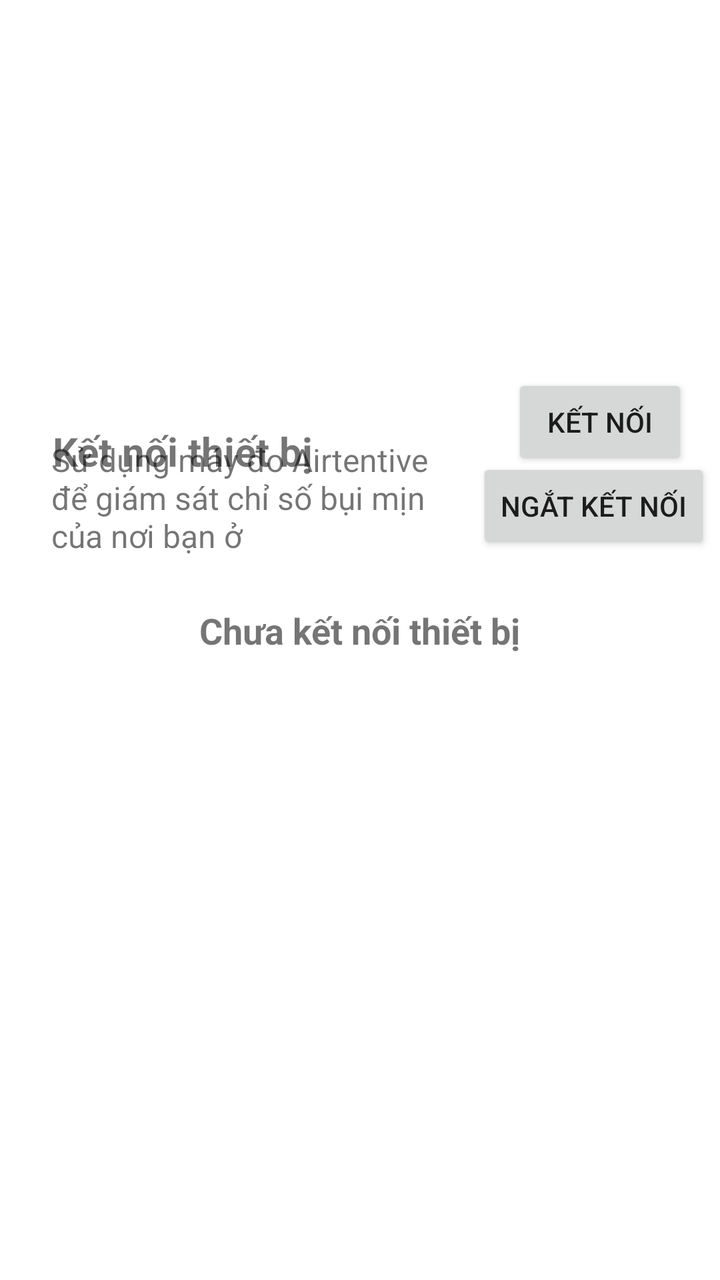
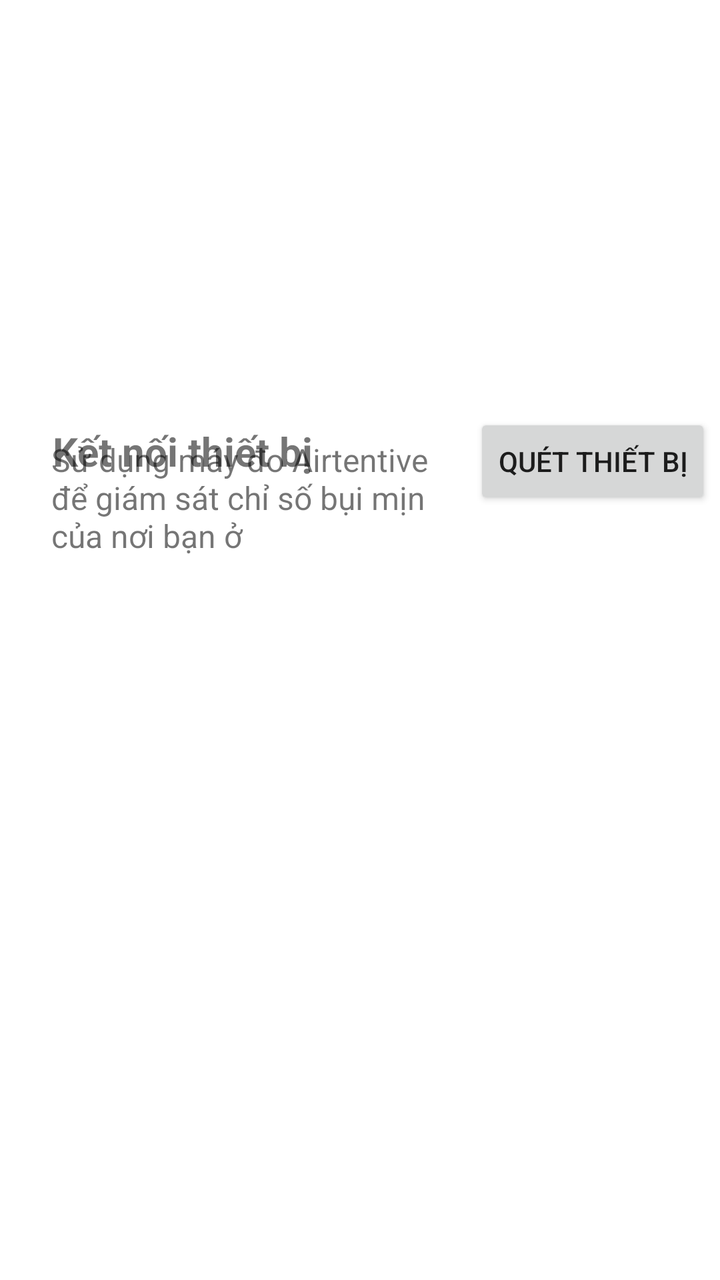

An Android layout rendered at two revisions. The XML below is the earlier revision; the diff shows what the commit changed to produce the second picture.
<!-- AndroidManifest.xml: application theme Theme.AirtentiveApp -->
<!-- res/layout/fragment_bluetooth.xml -->
<?xml version="1.0" encoding="utf-8"?>
<androidx.constraintlayout.widget.ConstraintLayout xmlns:android="http://schemas.android.com/apk/res/android"
    xmlns:app="http://schemas.android.com/apk/res-auto"
    xmlns:tools="http://schemas.android.com/tools"
    android:layout_width="match_parent"
    android:layout_height="match_parent"
    tools:context=".bluetooth.BluetoothActivity">

    

    <TextView
        android:id="@+id/connect_device_text"
        android:layout_width="wrap_content"
        android:layout_height="wrap_content"
        android:layout_marginTop="212dp"
        android:text="Kết nối thiết bị"
        android:textSize="20sp"
        android:textStyle="bold"
        app:layout_constraintBottom_toTopOf="@+id/connect_device_info_text"
        app:layout_constraintEnd_toEndOf="parent"
        app:layout_constraintHorizontal_bias="0.114"
        app:layout_constraintStart_toStartOf="parent"
        app:layout_constraintTop_toTopOf="parent"
        app:layout_constraintVertical_bias="0.0" />

    <TextView
        android:id="@+id/connect_device_info_text"
        android:layout_width="208dp"
        android:layout_height="60dp"
        android:layout_marginStart="8dp"
        android:layout_marginTop="8dp"
        android:text="Sử dụng máy đo Airtentive để giám sát chỉ số bụi mịn của nơi bạn ở"
        android:textAlignment="textStart"
        android:textSize="16sp"
        app:layout_constraintBottom_toBottomOf="parent"
        app:layout_constraintEnd_toEndOf="parent"
        app:layout_constraintHorizontal_bias="0.123"
        app:layout_constraintStart_toStartOf="parent"
        app:layout_constraintTop_toTopOf="parent"
        app:layout_constraintVertical_bias="0.369" />

    <Button
        android:id="@+id/button_scan"
        android:layout_width="wrap_content"
        android:layout_height="wrap_content"
        android:text="Kết nối"
        app:layout_constraintBottom_toBottomOf="parent"
        app:layout_constraintEnd_toEndOf="parent"
        app:layout_constraintHorizontal_bias="0.582"
        app:layout_constraintStart_toEndOf="@+id/connect_device_info_text"
        app:layout_constraintTop_toTopOf="parent"
        app:layout_constraintVertical_bias="0.316" />

    <Button
        android:id="@+id/button_disconnect"
        android:layout_width="wrap_content"
        android:layout_height="wrap_content"
        android:text="Ngắt Kết Nối"
        app:layout_constraintBottom_toBottomOf="parent"
        app:layout_constraintEnd_toEndOf="parent"
        app:layout_constraintHorizontal_bias="0.483"
        app:layout_constraintStart_toEndOf="@+id/connect_device_info_text"
        app:layout_constraintTop_toTopOf="parent"
        app:layout_constraintVertical_bias="0.387" />

    <TextView
        android:id="@+id/text_view_status"
        android:layout_width="wrap_content"
        android:layout_height="wrap_content"
        android:layout_marginTop="24dp"
        android:text="Chưa kết nối thiết bị"
        android:textSize="18sp"
        android:textStyle="bold"
        app:layout_constraintEnd_toEndOf="parent"
        app:layout_constraintStart_toStartOf="parent"
        app:layout_constraintTop_toBottomOf="@+id/connect_device_info_text" />

    
    <TextView
        android:id="@+id/text_view_received_data"
        android:layout_width="match_parent"
        android:layout_height="wrap_content"
        android:textSize="18sp"
        android:scrollbars="vertical"
        app:layout_constraintTop_toBottomOf="@+id/text_view_status"
        app:layout_constraintStart_toStartOf="parent"
        app:layout_constraintEnd_toEndOf="parent"
        android:layout_marginTop="16dp"
        android:layout_marginHorizontal="16dp" />

    
    <androidx.recyclerview.widget.RecyclerView
        android:id="@+id/recyclerViewDevices"
        android:layout_width="match_parent"
        android:layout_height="0dp"
        android:layout_marginTop="16dp"
        android:layout_marginHorizontal="16dp"
        app:layout_constraintTop_toBottomOf="@+id/text_view_received_data"
        app:layout_constraintBottom_toBottomOf="parent"
        app:layout_constraintStart_toStartOf="parent"
        app:layout_constraintEnd_toEndOf="parent" />
</androidx.constraintlayout.widget.ConstraintLayout>
<!-- resources referenced by this layout -->
<resources>
  <style name="Theme.AirtentiveApp" parent="Theme.MaterialComponents.DayNight">
          
          <item name="colorPrimary">@color/purple_500</item>
          <item name="colorPrimaryVariant">@color/purple_700</item>
          <item name="colorOnPrimary">@color/white</item>
          
          <item name="colorSecondary">@color/teal_200</item>
          <item name="colorSecondaryVariant">@color/teal_700</item>
          <item name="colorOnSecondary">@color/black</item>
          
          <item name="android:statusBarColor">?attr/colorPrimaryVariant</item>
          
      </style>
  <color name="purple_500">#FF6200EE</color>
  <color name="purple_700">#FF3700B3</color>
  <color name="white">#FFFFFFFF</color>
  <color name="teal_200">#FF03DAC5</color>
  <color name="teal_700">#FF018786</color>
  <color name="black">#FF000000</color>
</resources>

<!-- the commit's change to res/layout/fragment_bluetooth.xml (unified diff, before → after) -->
@@ -43,52 +43,42 @@
         android:id="@+id/button_scan"
         android:layout_width="wrap_content"
         android:layout_height="wrap_content"
-        android:text="Kết nối"
+        android:text="Quét Thiết Bị"
         app:layout_constraintBottom_toBottomOf="parent"
         app:layout_constraintEnd_toEndOf="parent"
-        app:layout_constraintHorizontal_bias="0.582"
+        app:layout_constraintHorizontal_bias="0.448"
         app:layout_constraintStart_toEndOf="@+id/connect_device_info_text"
         app:layout_constraintTop_toTopOf="parent"
-        app:layout_constraintVertical_bias="0.316" />
+        app:layout_constraintVertical_bias="0.349" />
 
-    <Button
-        android:id="@+id/button_disconnect"
-        android:layout_width="wrap_content"
-        android:layout_height="wrap_content"
-        android:text="Ngắt Kết Nối"
-        app:layout_constraintBottom_toBottomOf="parent"
-        app:layout_constraintEnd_toEndOf="parent"
-        app:layout_constraintHorizontal_bias="0.483"
-        app:layout_constraintStart_toEndOf="@+id/connect_device_info_text"
-        app:layout_constraintTop_toTopOf="parent"
-        app:layout_constraintVertical_bias="0.387" />
+    
+
+    
 
     <TextView
         android:id="@+id/text_view_status"
         android:layout_width="wrap_content"
         android:layout_height="wrap_content"
-        android:layout_marginTop="24dp"
-        android:text="Chưa kết nối thiết bị"
+        android:layout_marginTop="4dp"
         android:textSize="18sp"
         android:textStyle="bold"
         app:layout_constraintEnd_toEndOf="parent"
+        app:layout_constraintHorizontal_bias="0.498"
         app:layout_constraintStart_toStartOf="parent"
         app:layout_constraintTop_toBottomOf="@+id/connect_device_info_text" />
 
-    
     <TextView
         android:id="@+id/text_view_received_data"
         android:layout_width="match_parent"
         android:layout_height="wrap_content"
+        android:layout_marginHorizontal="16dp"
+        android:layout_marginTop="8dp"
+        android:scrollbars="vertical"
         android:textSize="18sp"
-        android:scrollbars="vertical"
-        app:layout_constraintTop_toBottomOf="@+id/text_view_status"
+        app:layout_constraintEnd_toEndOf="parent"
         app:layout_constraintStart_toStartOf="parent"
-        app:layout_constraintEnd_toEndOf="parent"
-        android:layout_marginTop="16dp"
-        android:layout_marginHorizontal="16dp" />
+        app:layout_constraintTop_toBottomOf="@+id/text_view_status" />
 
-    
     <androidx.recyclerview.widget.RecyclerView
         android:id="@+id/recyclerViewDevices"
         android:layout_width="match_parent"
